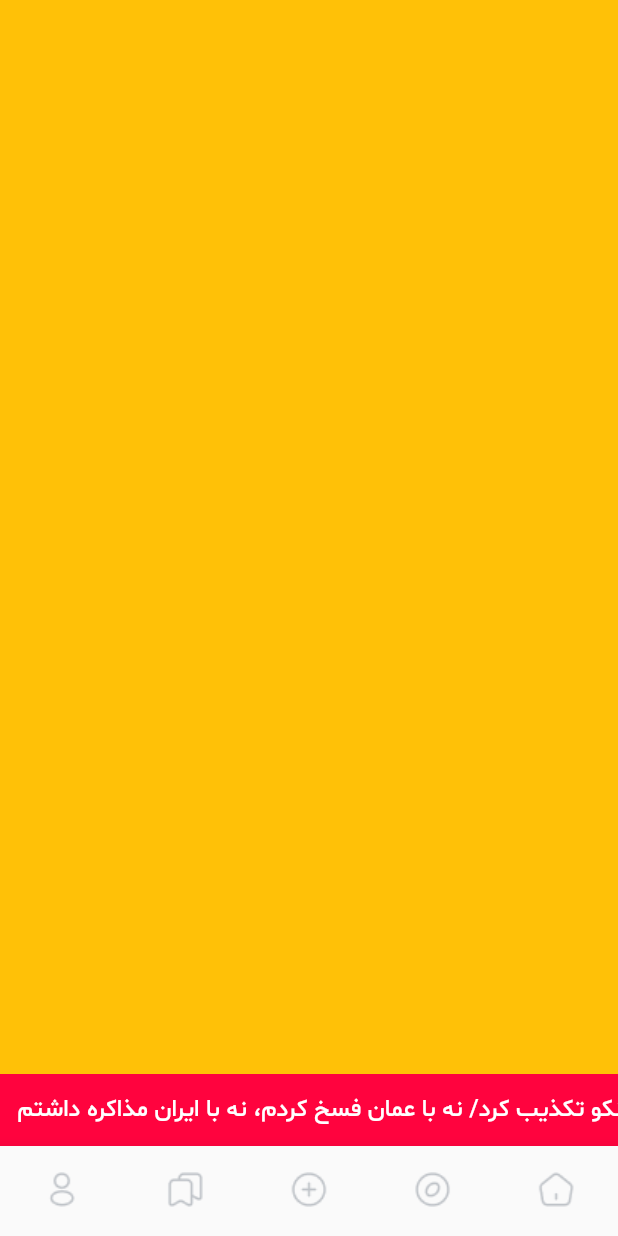
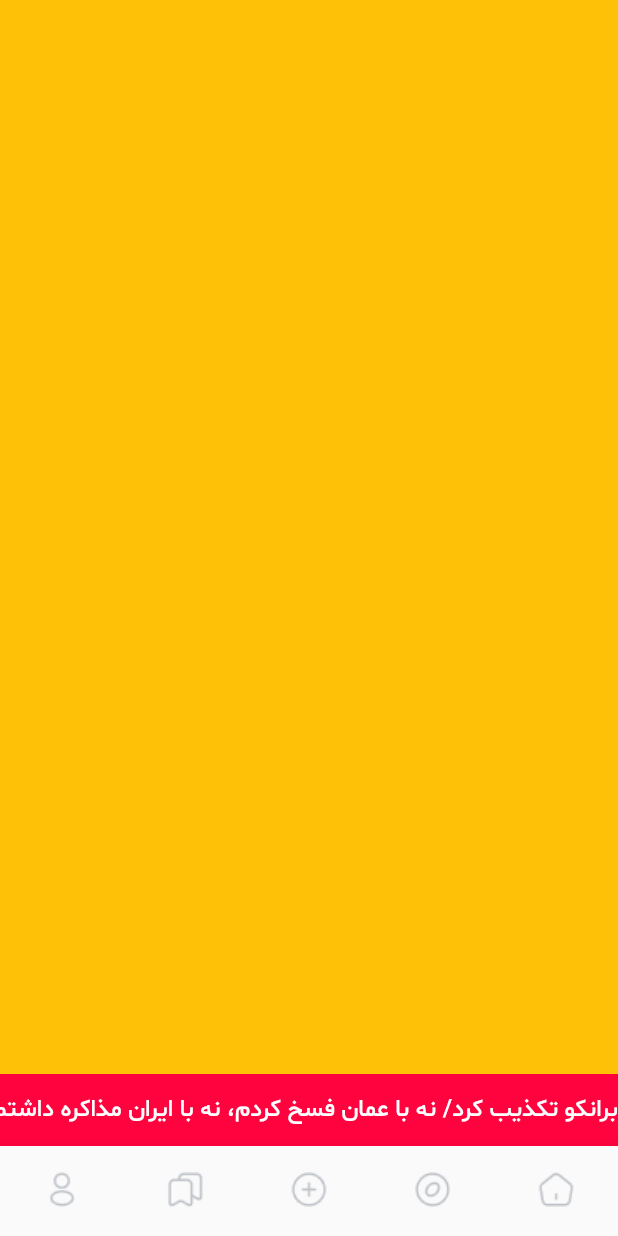
Before and after one commit to alirezabashi98/Monews, a Flutter app: the screen it shows after launch, item 4 of the bottom bar chosen, on a phone screen of 412 x 824 dp. Run offline on Flutter 3.47's test engine with Material 2 defaults, Android fonts, the light colour scheme and no system bars; drawn by our look-alikes of marquee; missing offline and left inert: scroll_page_view.

Commit message:
Correcting basic subtitles

```diff
--- a/lib/screen/main_screen.dart
+++ b/lib/screen/main_screen.dart
@@ -1,6 +1,5 @@
-import 'dart:async';
-
 import 'package:flutter/material.dart';
+import 'package:marquee/marquee.dart';
 import 'package:monews/constants/constants.dart';
 import 'package:monews/screen/explore_screen.dart';
 import 'package:monews/screen/home_screen.dart';
@@ -14,16 +13,6 @@ class MainScreen extends StatefulWidget {
 
 class _MainScreenState extends State<MainScreen> {
   int _selectedItemNavigation = 0;
-  ScrollController _scrollController = ScrollController();
-
-  @override
-  void initState() {
-    super.initState();
-    Timer(Duration(milliseconds: 1200), () {
-      _scrollController.animateTo(_scrollController.position.maxScrollExtent,
-          duration: Duration(milliseconds: 35000), curve: Curves.easeInOut);
-    });
-  }
 
   @override
   Widget build(BuildContext context) {
@@ -114,23 +103,27 @@ class _MainScreenState extends State<MainScreen> {
                 color: main_red,
                 width: double.infinity,
                 height: 48,
-                child: SingleChildScrollView(
-                  scrollDirection: Axis.horizontal,
-                  controller: _scrollController,
-                  child: Center(
-                    child: Text(
-                      maxLines: 1,
-                      "         برانکو تکذیب کرد/ نه با عمان فسخ کردم، نه با ایران مذاکره داشتم   ...   برانکو تکذیب کرد/ نه با عمان فسخ کردم، نه با ایران مذاکره داشتم   ...",
-                      style: TextStyle(
-                        color: Colors.white,
-                        fontFamily: 'SB',
-                        fontSize: 16,
-                      ),
-                    ),
+                child: Marquee(
+                  text:
+                      'برانکو تکذیب کرد/ نه با عمان فسخ کردم، نه با ایران مذاکره داشتم   ...',
+                  style: TextStyle(
+                    color: Colors.white,
+                    fontFamily: 'SB',
+                    fontSize: 16,
                   ),
+                  scrollAxis: Axis.horizontal,
+                  crossAxisAlignment: CrossAxisAlignment.center,
+                  blankSpace: 20.0,
+                  velocity: 100.0,
+                  pauseAfterRound: Duration(seconds: 1),
+                  startPadding: 10.0,
+                  accelerationDuration: Duration(seconds: 1),
+                  accelerationCurve: Curves.linear,
+                  decelerationDuration: Duration(milliseconds: 500),
+                  decelerationCurve: Curves.easeOut,
                 ),
               ),
-            )
+            ),
           ],
         ),
       ),
--- a/pubspec.yaml
+++ b/pubspec.yaml
@@ -36,6 +36,7 @@ dependencies:
   cupertino_icons: ^1.0.2
   iconsax: ^0.0.8
   scroll_page_view: ^1.0.2
+  marquee: ^2.2.3
 
 
 dev_dependencies:
```
Also changed, not shown: pubspec.lock.
